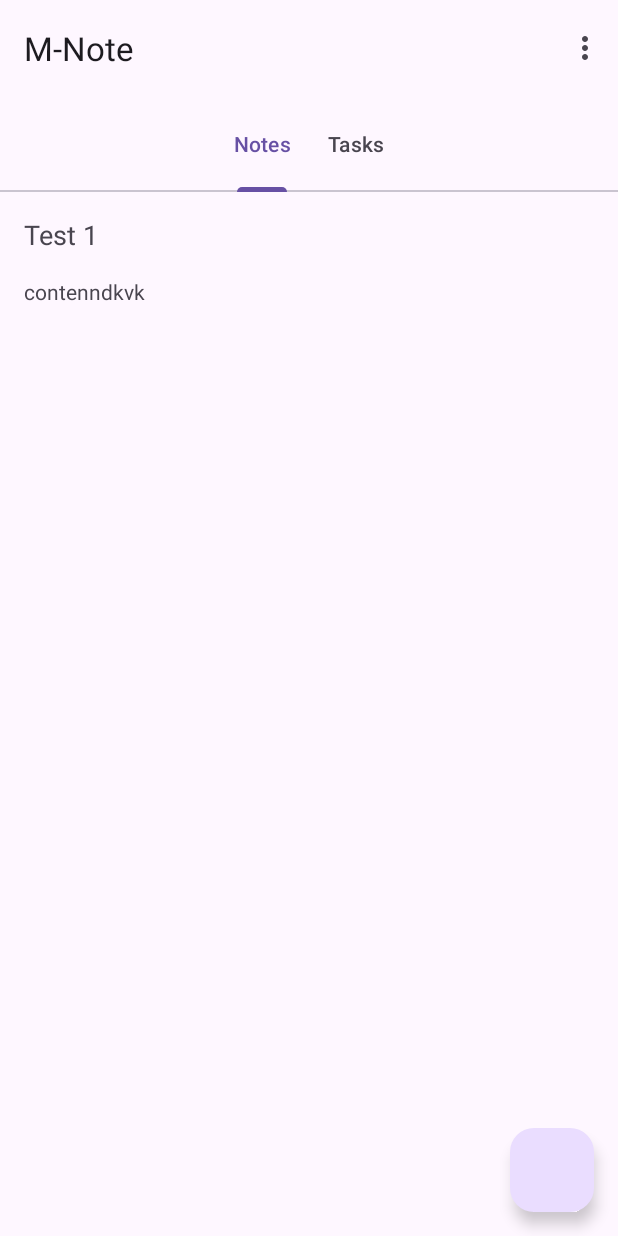
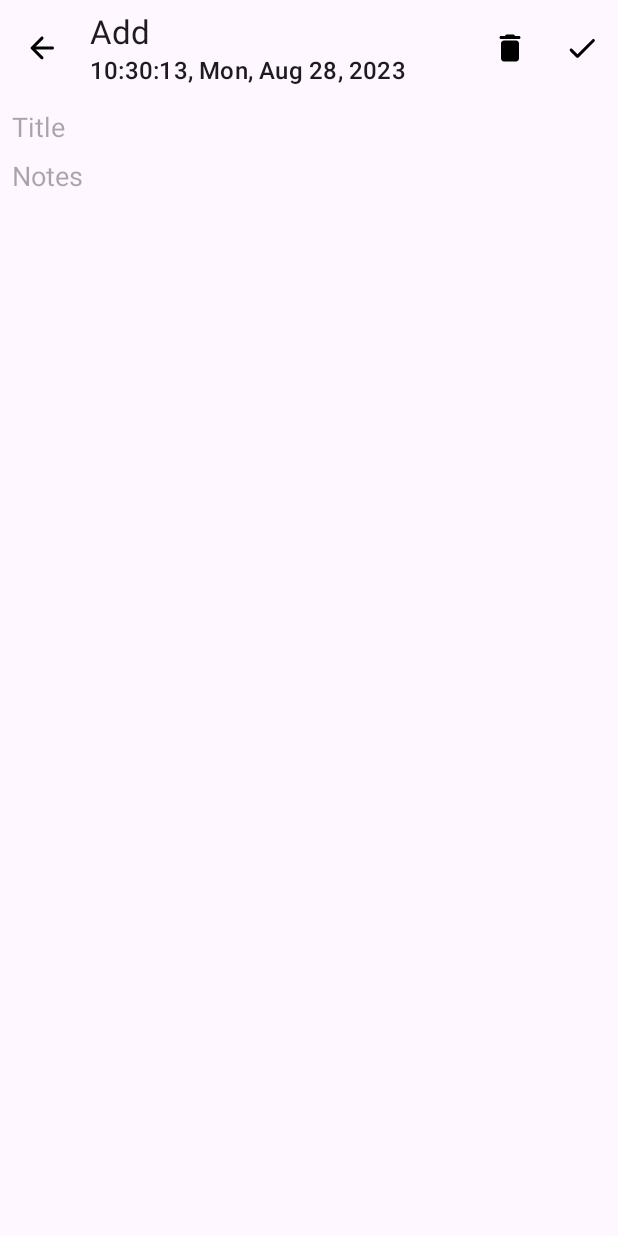
Before and after one commit to KendyHanby/NoteAppProject, an Android app: the screen it shows after launch (MainActivity before the commit, NoteEditorActivity after it), after a tap on an icon or button, on a phone screen of 412 x 824 dp. Run offline under Robolectric (Android 15) with nearby library versions, the phone set to English and light mode, and no system bars.

Commit message:
update project

```diff
--- a/app/src/main/java/com/cw/m_note/Datas.kt
+++ b/app/src/main/java/com/cw/m_note/Datas.kt
@@ -6,24 +6,36 @@ import android.database.sqlite.SQLiteDatabase
 import android.database.sqlite.SQLiteOpenHelper
 import android.widget.Toast
 
-data class NoteModel(var id: Int?, var title: String, var content: String, var date: Double)
-data class TaskModel(var id: Int, var title: String, var status: Boolean, var date: Double)
+
+data class NoteModel(var id: Int?, var title: String, var content: String, var date: Long)
+data class TaskModel(var id: Int, var title: String, var status: Boolean, var date: Long)
 class Database(private val context: Context) : SQLiteOpenHelper(
     context,
     "database.db",
     null,
     1
 ) {
+    companion object {
+        const val ADD = -1
+        const val EDIT = -2
+        const val DELETE = -3
+        const val CANCEL = -4
+    }
+
     private lateinit var db: SQLiteDatabase
     override fun onCreate(db: SQLiteDatabase?) {
-        db?.execSQL("CREATE TABLE IF NOT EXISTS note (id INTEGER PRIMARY KEY AUTOINCREMENT,title TEXT, content BLOB, date REAL);")
+        db?.execSQL("CREATE TABLE IF NOT EXISTS note (id INTEGER PRIMARY KEY AUTOINCREMENT,title TEXT, content BLOB, date INTEGER);")
         db?.execSQL("CREATE TABLE IF NOT EXISTS task (id INTEGER PRIMARY KEY AUTOINCREMENT,title TEXT, status INTEGER);")
     }
 
     override fun onUpgrade(db: SQLiteDatabase?, oldVersion: Int, newVersion: Int) {
-        db?.execSQL("")
+
     }
 
+    /**
+     * Add note into database with note model
+     * @param noteModel Note model to add
+     * */
     fun insert(noteModel: NoteModel) {
         db = this.writableDatabase
         val value = ContentValues()
@@ -47,6 +59,7 @@ class Database(private val context: Context) : SQLiteOpenHelper(
         val value = ContentValues()
         value.put("title", noteModel.title)
         value.put("content", noteModel.content)
+        value.put("date", noteModel.date)
         db.update("note", value, "id=${noteModel.id}", null)
     }
 
@@ -65,7 +78,7 @@ class Database(private val context: Context) : SQLiteOpenHelper(
             c.getInt(0),
             c.getString(1),
             c.getString(2),
-            c.getDouble(3)
+            c.getLong(3)
         )
         c.close()
         return noteModel
@@ -81,7 +94,7 @@ class Database(private val context: Context) : SQLiteOpenHelper(
 
     fun delete(noteModel: NoteModel) {
         db = this.writableDatabase
-        db.delete("note", "id=?", arrayOf("${noteModel.id}"))
+        db.delete("note", "id=${noteModel.id}", null)
     }
 
 }
--- a/app/src/main/java/com/cw/m_note/Fragments.kt
+++ b/app/src/main/java/com/cw/m_note/Fragments.kt
@@ -1,5 +1,6 @@
 package com.cw.m_note
 
+import android.content.Intent
 import android.os.Bundle
 import android.view.LayoutInflater
 import android.view.View
@@ -11,25 +12,27 @@ import androidx.recyclerview.widget.LinearLayoutManager
 import androidx.recyclerview.widget.RecyclerView
 import androidx.recyclerview.widget.RecyclerView.OnScrollListener
 import com.google.android.material.floatingactionbutton.FloatingActionButton
+import com.google.android.material.snackbar.Snackbar
 
 class NotesFragment : Fragment() {
 
     private lateinit var notesList: RecyclerView
     private lateinit var fab: FloatingActionButton
+
     private val launcher =
         registerForActivityResult(ActivityResultContracts.StartActivityForResult()) {
-            if (it.resultCode != -1) {
-                Toast.makeText(requireContext(), "${it.resultCode}", Toast.LENGTH_SHORT).show()
-                with(notesList.adapter) {
-                    this?.notifyItemChanged(it.resultCode)
-                }
+            val msg = when (it.resultCode) {
+                Database.ADD -> "Added"
+                Database.EDIT -> "Edited"
+                Database.DELETE -> "Deleted"
+                else -> "Canceled"
             }
+            Snackbar.make(requireContext(), requireView(), msg, Snackbar.LENGTH_SHORT).show()
+            notesList.adapter?.notifyDataSetChanged()
         }
 
     override fun onCreateView(
-        inflater: LayoutInflater,
-        container: ViewGroup?,
-        savedInstanceState: Bundle?
+        inflater: LayoutInflater, container: ViewGroup?, savedInstanceState: Bundle?
     ): View? {
         val v = inflater.inflate(R.layout.fragment_notes, container, false)
         fab = requireActivity().findViewById(R.id.main_fab)
@@ -37,6 +40,8 @@ class NotesFragment : Fragment() {
         notesList.setHasFixedSize(true)
         notesList.layoutManager = LinearLayoutManager(context, LinearLayoutManager.VERTICAL, false)
         notesList.adapter = NotesAdapter(launcher)
+        registerForContextMenu(notesList)
+
         notesList.addOnScrollListener(object : OnScrollListener() {
             override fun onScrolled(recyclerView: RecyclerView, dx: Int, dy: Int) {
                 if (dy > 0) {
@@ -48,8 +53,12 @@ class NotesFragment : Fragment() {
         })
 
         fab.setOnClickListener {
-            Database(requireContext()).insert(NoteModel(null, "Test 1", "contenndkvk", 123.4))
-            notesList.adapter?.notifyDataSetChanged()
+            launcher.launch(
+                Intent(requireContext(), NoteEditorActivity::class.java).putExtra(
+                    "mode",
+                    Database.ADD
+                )
+            )
         }
         return v
     }
@@ -59,9 +68,7 @@ class TasksFragment : Fragment() {
 
     private lateinit var tasksList: RecyclerView
     override fun onCreateView(
-        inflater: LayoutInflater,
-        container: ViewGroup?,
-        savedInstanceState: Bundle?
+        inflater: LayoutInflater, container: ViewGroup?, savedInstanceState: Bundle?
     ): View? {
         val v = inflater.inflate(R.layout.fragment_tasks, container, false)
         tasksList = v.findViewById(R.id.tasks_list)
--- /dev/null
+++ b/app/src/main/res/drawable/round_delete_24.xml
@@ -0,0 +1,5 @@
+<vector android:height="24dp" android:tint="#000000"
+    android:viewportHeight="24" android:viewportWidth="24"
+    android:width="24dp" xmlns:android="http://schemas.android.com/apk/res/android">
+    <path android:fillColor="@android:color/white" android:pathData="M6,19c0,1.1 0.9,2 2,2h8c1.1,0 2,-0.9 2,-2V9c0,-1.1 -0.9,-2 -2,-2H8c-1.1,0 -2,0.9 -2,2v10zM18,4h-2.5l-0.71,-0.71c-0.18,-0.18 -0.44,-0.29 -0.7,-0.29H9.91c-0.26,0 -0.52,0.11 -0.7,0.29L8.5,4H6c-0.55,0 -1,0.45 -1,1s0.45,1 1,1h12c0.55,0 1,-0.45 1,-1s-0.45,-1 -1,-1z"/>
+</vector>
--- a/app/src/main/res/layout/activity_note_editor.xml
+++ b/app/src/main/res/layout/activity_note_editor.xml
@@ -23,6 +23,9 @@
         android:id="@+id/note_title"
         android:layout_width="match_parent"
         android:layout_height="wrap_content"
+        android:background="@android:color/transparent"
+        android:hint="Title"
+        android:layout_margin="8dp"
         android:imeOptions="actionNext"
         android:inputType="text"
         app:layout_constraintTop_toBottomOf="@id/app_bar_layout" />
@@ -31,7 +34,10 @@
         android:id="@+id/note_content"
         android:layout_width="match_parent"
         android:layout_height="0dp"
+        android:background="@android:color/transparent"
         android:gravity="start"
+        android:hint="Notes"
+        android:layout_margin="8dp"
         app:layout_constraintBottom_toBottomOf="parent"
         app:layout_constraintTop_toBottomOf="@id/note_title" />
 </androidx.constraintlayout.widget.ConstraintLayout>
--- a/app/src/main/res/values/strings.xml
+++ b/app/src/main/res/values/strings.xml
@@ -1,3 +1,4 @@
 <resources>
     <string name="app_name">M-Note</string>
+    <string name="note_date_format">HH:mm:ss, EEE, MMM dd, yyyy</string>
 </resources>
```
Also changed, not shown: app/src/main/java/com/cw/m_note/Adapters.kt (+7 -1 lines), app/src/main/java/com/cw/m_note/NoteEditorActivity.kt (+56 -14 lines), app/src/main/java/com/cw/m_note/Test.kt (added, +12 -0 lines), app/src/main/res/layout/note_item_layout.xml (+20 -2 lines).
